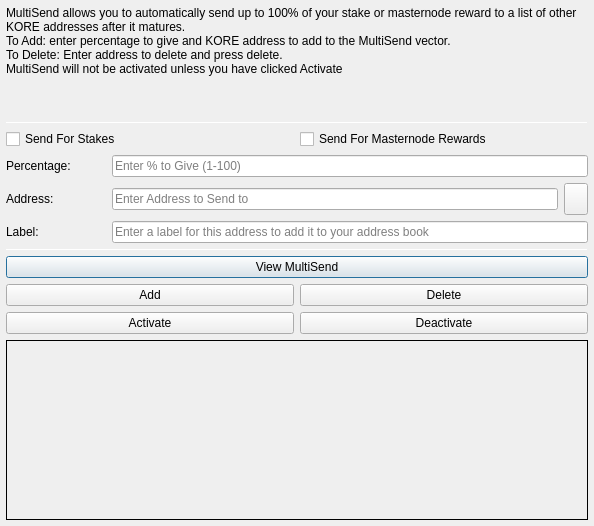
This is src/qt/forms/multisenddialog.ui in Kore-Core/KORE as Qt 5 draws it before an edit. The edited form follows.
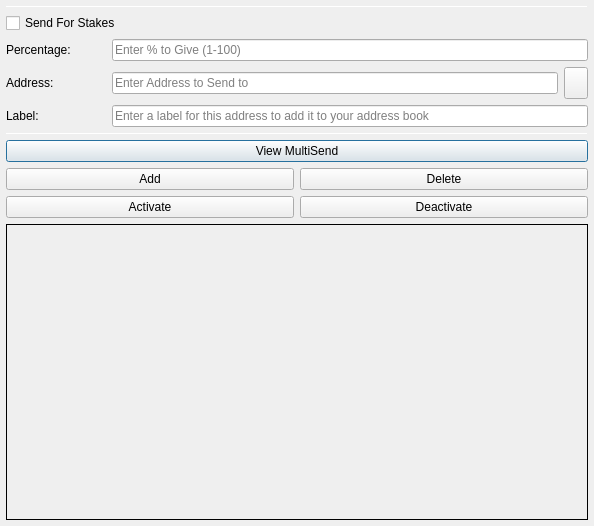
This is the edited form. Icons and pictures are not drawn.

What changed in the file:
```diff
--- a/src/qt/forms/multisenddialog.ui
+++ b/src/qt/forms/multisenddialog.ui
@@ -31,25 +31,6 @@
    </property>
    <item>
     <layout class="QVBoxLayout" name="verticalLayout_Main" stretch="1,1,1,0,1,1,1">
-     <item>
-      <widget class="QLabel" name="label_2">
-       <property name="lineWidth">
-        <number>1</number>
-       </property>
-       <property name="text">
-        <string>MultiSend allows you to automatically send up to 100% of your stake or masternode reward to a list of other KORE addresses after it matures.
-To Add: enter percentage to give and KORE address to add to the MultiSend vector.
-To Delete: Enter address to delete and press delete.
-MultiSend will not be activated unless you have clicked Activate</string>
-       </property>
-       <property name="alignment">
-        <set>Qt::AlignLeading|Qt::AlignLeft|Qt::AlignTop</set>
-       </property>
-       <property name="wordWrap">
-        <bool>true</bool>
-       </property>
-      </widget>
-     </item>
      <item>
       <widget class="Line" name="line">
        <property name="minimumSize">
@@ -80,13 +61,6 @@
            </property>
           </widget>
          </item>
-         <item>
-          <widget class="QCheckBox" name="multiSendMasternodeCheckBox">
-           <property name="text">
-            <string>Send For Masternode Rewards</string>
-           </property>
-          </widget>
-         </item>
         </layout>
        </item>
        <item>
```
